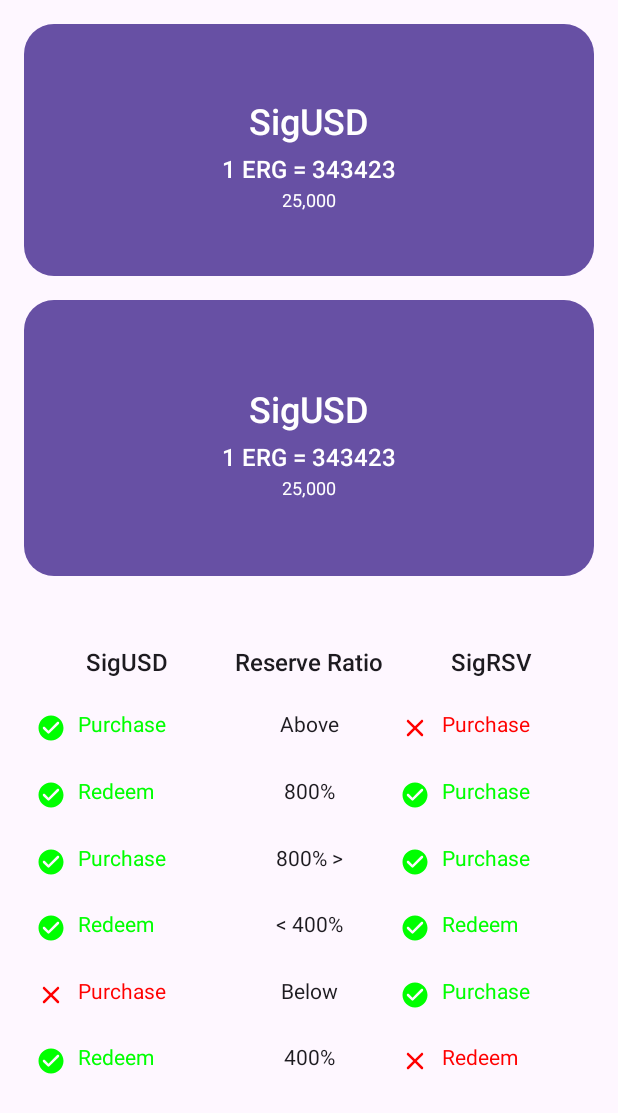
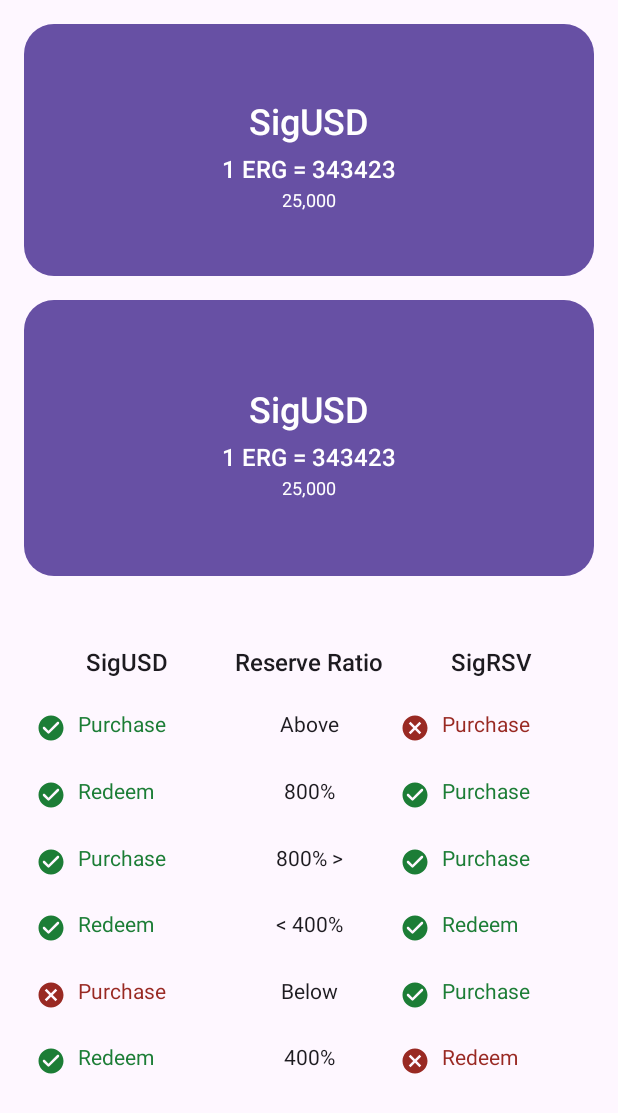
Before and after one commit to sachindayl/ErgoStatsAndroid, an Android app built with Jetpack Compose: the @Preview function AgeUsdViewPreview, on a phone screen of 412 x 824 dp. Shown: the top 1113 px of the screen. Run offline under Robolectric (Android 15) with nearby library versions, the phone set to English and light mode, and no system bars.

Commit message:
age usd design tweaks, added icon

```diff
--- a/app/src/main/java/com/technomatesoftware/ergostats/components/AgeUsdTableItem.kt
+++ b/app/src/main/java/com/technomatesoftware/ergostats/components/AgeUsdTableItem.kt
@@ -8,15 +8,17 @@ import androidx.compose.foundation.layout.padding
 import androidx.compose.foundation.layout.width
 import androidx.compose.material.icons.Icons
 import androidx.compose.material.icons.rounded.CheckCircle
-import androidx.compose.material.icons.rounded.Clear
 import androidx.compose.material3.Icon
 import androidx.compose.material3.Text
 import androidx.compose.runtime.Composable
 import androidx.compose.ui.Alignment
 import androidx.compose.ui.Modifier
-import androidx.compose.ui.graphics.Color
+import androidx.compose.ui.res.painterResource
 import androidx.compose.ui.tooling.preview.Preview
 import androidx.compose.ui.unit.dp
+import com.technomatesoftware.ergostats.R
+import com.technomatesoftware.ergostats.ui.theme.CorrectGreen
+import com.technomatesoftware.ergostats.ui.theme.WrongRed
 
 @Composable
 fun AgeUsdTableItem(
@@ -35,19 +37,24 @@ fun AgeUsdTableItem(
             Icon(
                 Icons.Rounded.CheckCircle,
                 contentDescription = "Check",
-                tint = Color.Green,
+                tint = CorrectGreen,
                 modifier = Modifier.padding(end = 8.dp)
             )
-            Text(label, color = Color.Green, modifier = Modifier.fillMaxHeight())
+            Text(label, color = CorrectGreen, modifier = Modifier.fillMaxHeight())
         } else {
-
             Icon(
-                Icons.Rounded.Clear,
+                painter = painterResource(R.drawable.cancel_icon),
                 contentDescription = "Clear",
-                tint = Color.Red,
+                tint = WrongRed,
                 modifier = Modifier.padding(end = 8.dp)
             )
-            Text(label, color = Color.Red, modifier = Modifier.fillMaxHeight())
+//            Icon(
+//                Icons.Rounded.Clear,
+//                contentDescription = "Clear",
+//                tint = WrongRed,
+//                modifier = Modifier.padding(end = 8.dp)
+//            )
+            Text(label, color = WrongRed, modifier = Modifier.fillMaxHeight())
         }
 
     }
--- a/app/src/main/java/com/technomatesoftware/ergostats/ui/theme/Color.kt
+++ b/app/src/main/java/com/technomatesoftware/ergostats/ui/theme/Color.kt
@@ -1,5 +1,7 @@
 package com.technomatesoftware.ergostats.ui.theme
 
+import androidx.compose.foundation.isSystemInDarkTheme
+import androidx.compose.runtime.Composable
 import androidx.compose.ui.graphics.Color
 
 val Purple80 = Color(0xFFD0BCFF)
@@ -9,3 +11,11 @@ val Pink80 = Color(0xFFEFB8C8)
 val Purple40 = Color(0xFF6650a4)
 val PurpleGrey40 = Color(0xFF625b71)
 val Pink40 = Color(0xFF7D5260)
+
+val CorrectGreen: Color
+    @Composable
+    get() = if (isSystemInDarkTheme()) Color(0xFF2ED159) else Color(0xFF1C7D36)
+
+val WrongRed: Color
+    @Composable
+    get() = if (isSystemInDarkTheme()) Color(0xFFFF453B) else Color(0xFF992923)
--- /dev/null
+++ b/app/src/main/res/drawable/cancel_icon.xml
@@ -0,0 +1,5 @@
+<vector android:autoMirrored="true" android:height="24dp"
+    android:tint="#000000" android:viewportHeight="24"
+    android:viewportWidth="24" android:width="24dp" xmlns:android="http://schemas.android.com/apk/res/android">
+    <path android:fillColor="@android:color/white" android:pathData="M12,2C6.47,2 2,6.47 2,12s4.47,10 10,10 10,-4.47 10,-10S17.53,2 12,2zM17,15.59L15.59,17 12,13.41 8.41,17 7,15.59 10.59,12 7,8.41 8.41,7 12,10.59 15.59,7 17,8.41 13.41,12 17,15.59z"/>
+</vector>
```
